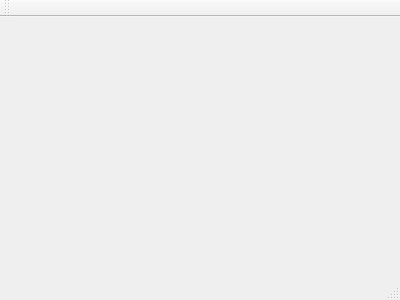
Qt form BreakersGUI/mainwindow.ui (stahu112/BreakersGUI) before a commit.
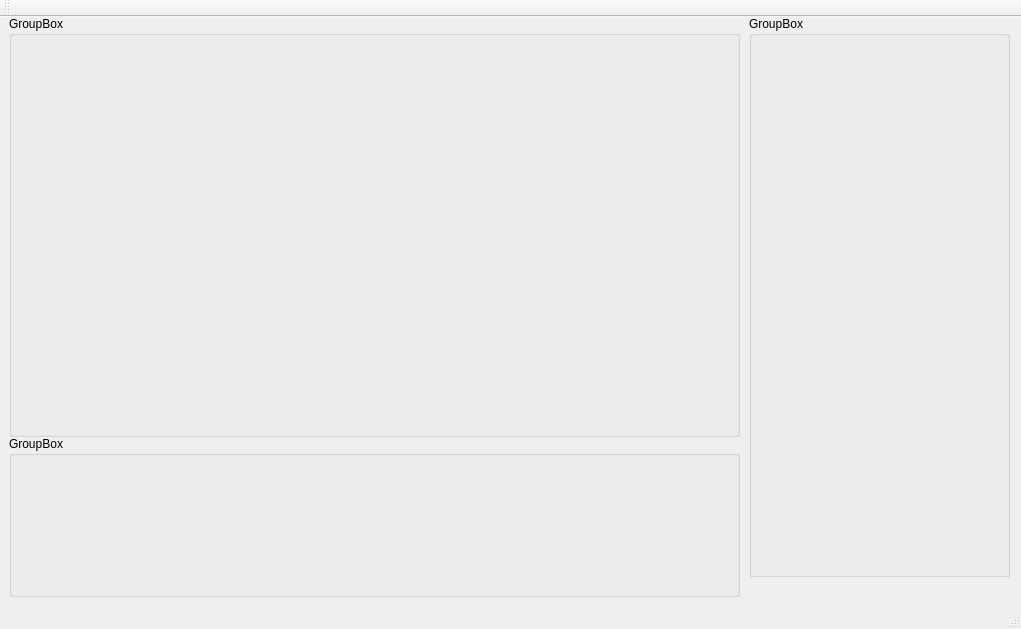
The same form after that commit.

Commit message: Added engine files as a submodule

The edit to the form file:
```diff
--- a/BreakersGUI/mainwindow.ui
+++ b/BreakersGUI/mainwindow.ui
@@ -1,24 +1,79 @@
 <ui version="4.0">
  <class>MainWindow</class>
- <widget class="QMainWindow" name="MainWindow" >
-  <property name="geometry" >
+ <widget class="QMainWindow" name="MainWindow">
+  <property name="geometry">
    <rect>
     <x>0</x>
     <y>0</y>
-    <width>400</width>
-    <height>300</height>
+    <width>1021</width>
+    <height>629</height>
    </rect>
   </property>
   <property name="windowTitle" >
    <string>MainWindow</string>
   </property>
-  <widget class="QMenuBar" name="menuBar" />
-  <widget class="QToolBar" name="mainToolBar" />
-  <widget class="QWidget" name="centralWidget" />
-  <widget class="QStatusBar" name="statusBar" />
+  <widget class="QWidget" name="centralWidget">
+   <widget class="QGroupBox" name="SceneObjects">
+    <property name="geometry">
+     <rect>
+      <x>749</x>
+      <y>-1</y>
+      <width>261</width>
+      <height>561</height>
+     </rect>
+    </property>
+    <property name="title">
+     <string>GroupBox</string>
+    </property>
+   </widget>
+   <widget class="QGroupBox" name="Scene">
+    <property name="geometry">
+     <rect>
+      <x>9</x>
+      <y>-1</y>
+      <width>731</width>
+      <height>421</height>
+     </rect>
+    </property>
+    <property name="title">
+     <string>GroupBox</string>
+    </property>
+   </widget>
+   <widget class="QGroupBox" name="Objects">
+    <property name="geometry">
+     <rect>
+      <x>9</x>
+      <y>419</y>
+      <width>731</width>
+      <height>161</height>
+     </rect>
+    </property>
+    <property name="title">
+     <string>GroupBox</string>
+    </property>
+   </widget>
+  </widget>
+  <widget class="QMenuBar" name="menuBar">
+   <property name="geometry">
+    <rect>
+     <x>0</x>
+     <y>0</y>
+     <width>1021</width>
+     <height>26</height>
+    </rect>
+   </property>
+  </widget>
+  <widget class="QToolBar" name="mainToolBar">
+   <attribute name="toolBarArea">
+    <enum>TopToolBarArea</enum>
+   </attribute>
+   <attribute name="toolBarBreak">
+    <bool>false</bool>
+   </attribute>
+  </widget>
+  <widget class="QStatusBar" name="statusBar"/>
  </widget>
- <layoutDefault spacing="6" margin="11" />
- <pixmapfunction></pixmapfunction>
+ <layoutdefault spacing="6" margin="11"/>
  <resources/>
  <connections/>
 </ui>
```
Left out of the diff: 3 changed lines with no effect on the pictures. The commit also changes 1 other file.
